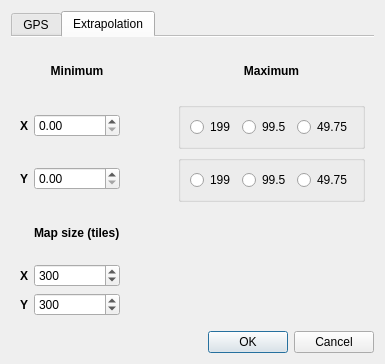
myshak/ss13telesmap, file calibrationdialog.ui: the form before one commit.
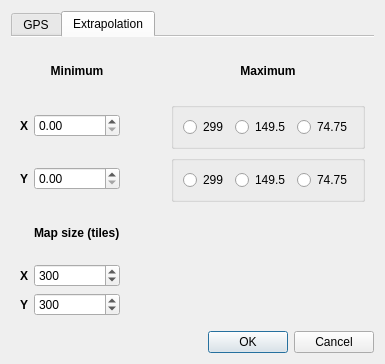
The form after the commit. The open tabs and pages were chosen to show the change.

Commit message: Fix defaults for extrapolation

The edit to the form file:
```diff
--- a/calibrationdialog.ui
+++ b/calibrationdialog.ui
@@ -369,7 +369,7 @@
           <item row="0" column="0">
            <widget class="QRadioButton" name="max_y_1">
             <property name="text">
-             <string>199</string>
+             <string>299</string>
             </property>
             <attribute name="buttonGroup">
              <string notr="true">y_max_group</string>
@@ -379,7 +379,7 @@
           <item row="0" column="1">
            <widget class="QRadioButton" name="max_y_2">
             <property name="text">
-             <string>99.5</string>
+             <string>149.5</string>
             </property>
             <attribute name="buttonGroup">
              <string notr="true">y_max_group</string>
@@ -389,7 +389,7 @@
           <item row="0" column="2">
            <widget class="QRadioButton" name="max_y_4">
             <property name="text">
-             <string>49.75</string>
+             <string>74.75</string>
             </property>
             <attribute name="buttonGroup">
              <string notr="true">y_max_group</string>
@@ -450,7 +450,7 @@
           <item row="0" column="1">
            <widget class="QRadioButton" name="max_x_2">
             <property name="text">
-             <string>99.5</string>
+             <string>149.5</string>
             </property>
             <attribute name="buttonGroup">
              <string notr="true">x_max_group</string>
@@ -460,7 +460,7 @@
           <item row="0" column="2">
            <widget class="QRadioButton" name="max_x_4">
             <property name="text">
-             <string>49.75</string>
+             <string>74.75</string>
             </property>
             <attribute name="buttonGroup">
              <string notr="true">x_max_group</string>
@@ -470,7 +470,7 @@
           <item row="0" column="0">
            <widget class="QRadioButton" name="max_x_1">
             <property name="text">
-             <string>199</string>
+             <string>299</string>
             </property>
             <attribute name="buttonGroup">
              <string notr="true">x_max_group</string>
```
Left out of the diff: 4 changed lines with no effect on the pictures.
